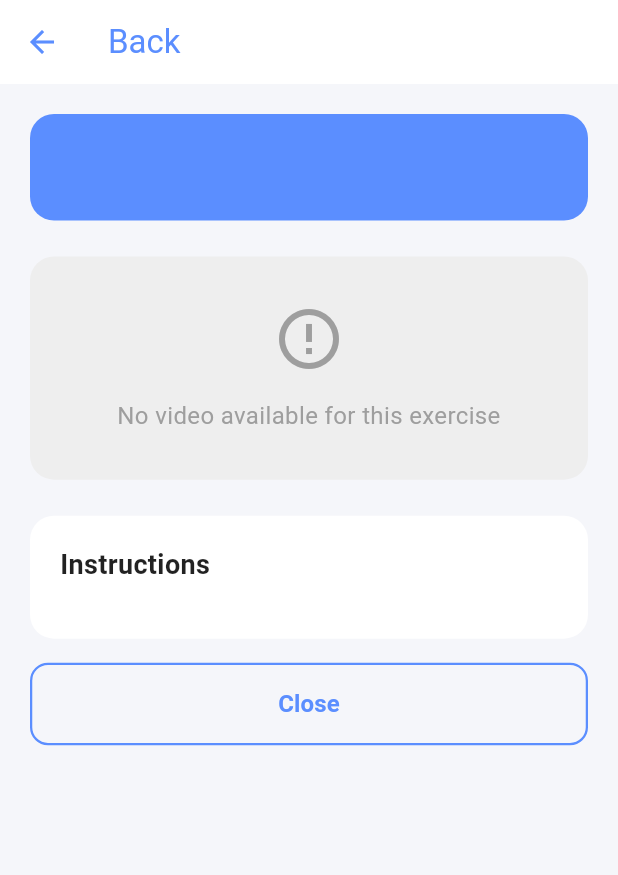
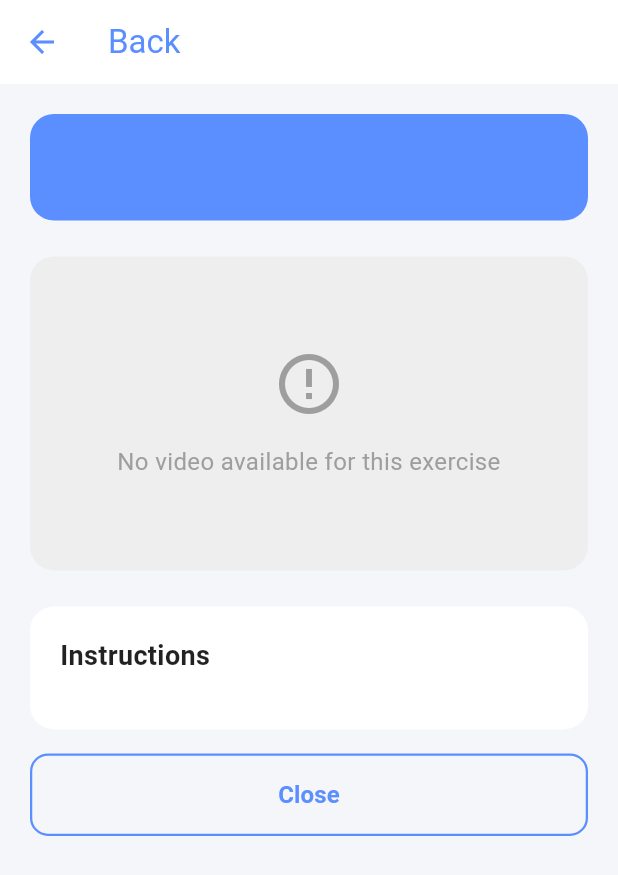
Before and after one commit to zo-beep/ChatPT, a Flutter app: the VideoGuideScreen screen opened directly with empty values, on a phone screen of 412 x 824 dp. Shown: the top 875 px of the screen. Run offline on Flutter 3.47's test engine with Material 3 defaults, Android fonts, the light colour scheme and no system bars; our stand-ins replace cloud_firestore, firebase_auth, firebase_core, flutter_markdown, google_generative_ai, shared_preferences and 2 more; accounts and stored records are empty; Roboto replaces fonts that are missing (SF Pro Display).

Commit message:
Exercise Video in Android Emulator

```diff
--- a/lib/screens/video_guide_screen.dart
+++ b/lib/screens/video_guide_screen.dart
@@ -4,6 +4,7 @@ import 'package:youtube_player_flutter/youtube_player_flutter.dart';
 import 'package:demo_app/main.dart';
 import 'package:cloud_firestore/cloud_firestore.dart';
 import 'package:firebase_auth/firebase_auth.dart';
+import 'dart:io' show Platform;
 
 class VideoGuideScreen extends StatefulWidget {
   final String exerciseName;
@@ -256,8 +257,8 @@ class _VideoGuideScreenState extends State<VideoGuideScreen> {
               LayoutBuilder(
                 builder: (context, constraints) {
                   final double width = constraints.maxWidth;
-                  // Reduce video height to make room for instructions
-                  final double height = width > 0 ? (width * 0.4) : 150.0;
+                  // Set video height to YouTube aspect ratio (16:9)
+                  final double height = width > 0 ? (width * 9 / 16) : 150.0;
                   return Container(
                     height: height,
                     decoration: BoxDecoration(
@@ -399,12 +400,6 @@ class _VideoGuideScreenState extends State<VideoGuideScreen> {
         borderRadius: BorderRadius.circular(16),
         child: YoutubePlayer(
           controller: _youtubeController!,
-          showVideoProgressIndicator: true,
-          progressIndicatorColor: theme?.primaryColor ?? const Color(0xFF5B8EFF),
-          progressColors: ProgressBarColors(
-            playedColor: theme?.primaryColor ?? const Color(0xFF5B8EFF),
-            handleColor: theme?.primaryColor ?? const Color(0xFF5B8EFF),
-          ),
         ),
       );
     }
```
Also changed, not shown: 4 other files.
